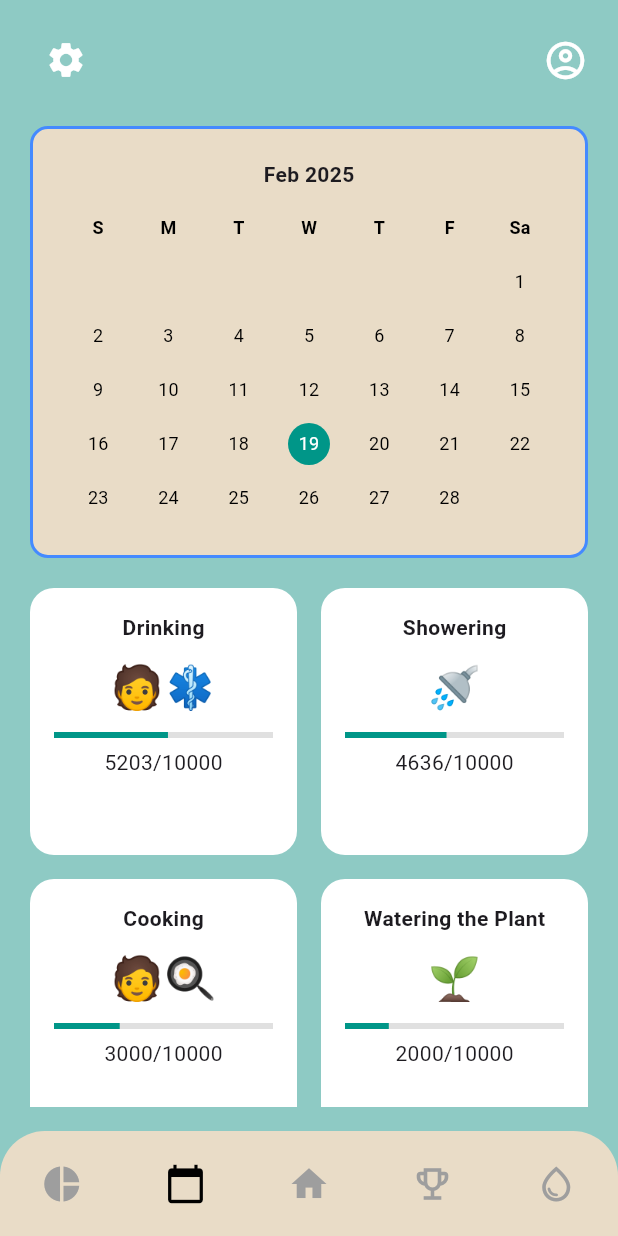
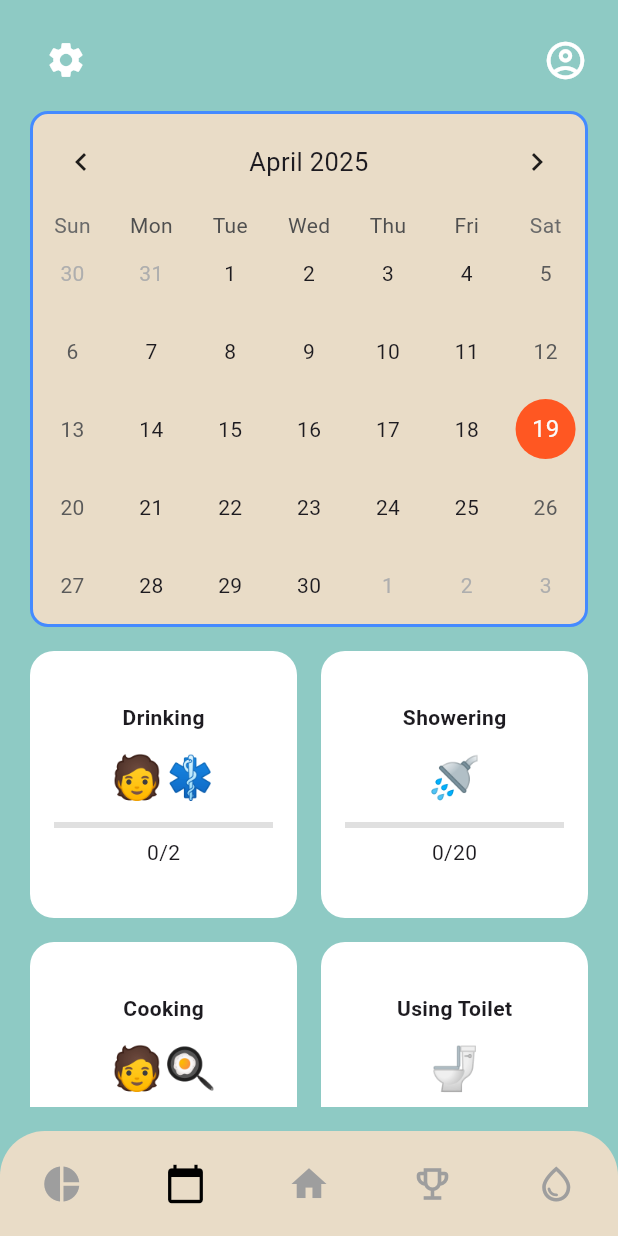
Before and after one commit to 1tshadowz/ITDS283_Sec2_Group12, a Flutter app: the ActivityPage screen opened directly, on a phone screen of 412 x 824 dp. Run offline on Flutter 3.47's test engine with Material 3 defaults, Android fonts, the phone set to English and light mode, and no system bars; drawn by our look-alikes of table_calendar; our stand-ins replace sqflite; accounts and stored records are empty; statements that could not run were skipped.

Commit message:
Update activity.dart

```diff
--- a/lib/pages/activity.dart
+++ b/lib/pages/activity.dart
@@ -1,4 +1,7 @@
 import 'package:flutter/material.dart';
+import 'package:table_calendar/table_calendar.dart';
+import 'package:intl/intl.dart';
+import '../db/db_helper.dart';
 import 'track.dart';
 import 'dashboard.dart';
 import 'achievement.dart';
@@ -13,36 +16,53 @@ class ActivityPage extends StatefulWidget {
 }
 
 class _ActivityPageState extends State<ActivityPage> {
-  int selectedIndex = 1; // Activity is index 1
+  int selectedIndex = 1;
+  DateTime _focusedDay = DateTime.now();
+  DateTime? _selectedDay;
+  Map<String, dynamic> activityData = {
+    'drinking': 0,
+    'showering': 0,
+    'cooking': 0,
+    'planting': 0,
+  };
+
+  @override
+  void initState() {
+    super.initState();
+    _selectedDay = _focusedDay;
+    _loadDataForDate(_selectedDay!);
+  }
 
   void _onItemTapped(int index) {
-    if (index == selectedIndex) {
-      // Refresh the page if tapped again
-      setState(() {});
-      return;
-    }
+    if (index == selectedIndex) return;
 
     setState(() {
       selectedIndex = index;
     });
 
-    if (index == 0) {
-      Navigator.pushReplacement(
-        context,
-        MaterialPageRoute(builder: (_) => const TrackWaterPage()));
-    } else if (index == 2) {
-      Navigator.pushReplacement(
-        context,
-        MaterialPageRoute(builder: (_) => const DashboardPage()));
-    } else if (index == 3) {
-      Navigator.pushReplacement(
-        context,
-        MaterialPageRoute(builder: (_) => const AchievementPage(title: "Achievements")));
-    } else if (index == 4) {
-      Navigator.pushReplacement(
-        context,
-        MaterialPageRoute(builder: (_) => const ProductPage()));
+    switch (index) {
+      case 0:
+        Navigator.pushReplacement(context, MaterialPageRoute(builder: (_) => const TrackWaterPage()));
+        break;
+      case 2:
+        Navigator.pushReplacement(context, MaterialPageRoute(builder: (_) => const DashboardPage()));
+        break;
+      case 3:
+        Navigator.pushReplacement(context, MaterialPageRoute(builder: (_) => const AchievementPage(title: "Achievements")));
+        break;
+      case 4:
+        Navigator.pushReplacement(context, MaterialPageRoute(builder: (_) => const ProductPage()));
+        break;
     }
+  }
+
+  Future<void> _loadDataForDate(DateTime date) async {
+    final String formatted = DateFormat('yyyy-MM-dd').format(date);
+    final data = await DatabaseHelper.instance.getDailySummaryByDate(formatted);
+
+    setState(() {
+      activityData = data;
+    });
   }
 
   @override
@@ -62,58 +82,51 @@ class _ActivityPageState extends State<ActivityPage> {
                 mainAxisAlignment: MainAxisAlignment.spaceBetween,
                 children: [
                   IconButton(
-              icon: const Icon(Icons.settings, color: Colors.white, size: 28),
-              onPressed: () {
-                // Navigate to Settings Page
-                Navigator.push(
-                  context,
-                  MaterialPageRoute(builder: (_) => const SettingPage()), // Navigate to settings
-                );
-              },
-            ),
-                  Icon(Icons.account_circle_outlined, color: Colors.white, size: 30),
+                    icon: const Icon(Icons.settings, color: Colors.white, size: 28),
+                    onPressed: () => Navigator.push(context, MaterialPageRoute(builder: (_) => const SettingPage())),
+                  ),
+                  const Icon(Icons.account_circle_outlined, color: Colors.white, size: 30),
                 ],
               ),
-              const SizedBox(height: 20),
+              const SizedBox(height: 10),
               Container(
-                padding: const EdgeInsets.all(20),
                 decoration: BoxDecoration(
                   color: const Color(0xFFE9DCC7),
                   borderRadius: BorderRadius.circular(12),
                   border: Border.all(color: Colors.blueAccent, width: 2),
                 ),
-                child: Column(
-                  children: [
-                    const Text(
-                      "Feb 2025",
-                      style: TextStyle(fontWeight: FontWeight.bold),
-                    ),
-                    const SizedBox(height: 8),
-                    Table(
-                      children: [
-                        _buildCalendarRow(["S", "M", "T", "W", "T", "F", "Sa"], bold: true),
-                        _buildCalendarRow(["", "", "", "", "", "", "1"]),
-                        _buildCalendarRow(["2", "3", "4", "5", "6", "7", "8"]),
-                        _buildCalendarRow(["9", "10", "11", "12", "13", "14", "15"]),
-                        _buildCalendarRow(["16", "17", "18", "19", "20", "21", "22"], highlight: "19"),
-                        _buildCalendarRow(["23", "24", "25", "26", "27", "28", ""]),
-                      ],
-                    ),
-                  ],
+                child: TableCalendar(
+                  firstDay: DateTime.utc(2024, 1, 1),
+                  lastDay: DateTime.utc(2030, 12, 31),
+                  focusedDay: _focusedDay,
+                  calendarFormat: CalendarFormat.month,
+                  selectedDayPredicate: (day) => isSameDay(_selectedDay, day),
+                  onDaySelected: (selectedDay, focusedDay) {
+                    setState(() {
+                      _selectedDay = selectedDay;
+                      _focusedDay = focusedDay;
+                    });
+                    _loadDataForDate(selectedDay);
+                  },
+                  headerStyle: const HeaderStyle(formatButtonVisible: false, titleCentered: true),
+                  calendarStyle: const CalendarStyle(
+                    todayDecoration: BoxDecoration(color: Colors.teal, shape: BoxShape.circle),
+                    selectedDecoration: BoxDecoration(color: Colors.deepOrange, shape: BoxShape.circle),
+                  ),
                 ),
               ),
-              const SizedBox(height: 20),
+              const SizedBox(height: 16),
               Expanded(
                 child: GridView.count(
                   crossAxisCount: 2,
                   mainAxisSpacing: 16,
                   crossAxisSpacing: 16,
                   childAspectRatio: 1,
-                  children: const [
-                    ActivityCard(label: "Drinking", progress: 5203, goal: 10000, emoji: "🧑‍⚕️"),
-                    ActivityCard(label: "Showering", progress: 4636, goal: 10000, emoji: "🚿"),
-                    ActivityCard(label: "Cooking", progress: 3000, goal: 10000, emoji: "🧑‍🍳"),
-                    ActivityCard(label: "Watering the Plant", progress: 2000, goal: 10000, emoji: "🌱"),
+                  children: [
+                    ActivityCard(label: "Drinking", progress: int.tryParse(activityData['drinking'].toString()) ?? 0, goal: 2, emoji: "🧑‍⚕️"),
+                    ActivityCard(label: "Showering", progress: int.tryParse(activityData['showering'].toString()) ?? 0, goal: 20, emoji: "🚿"),
+                    ActivityCard(label: "Cooking", progress: int.tryParse(activityData['cooking'].toString()) ?? 0, goal: 6, emoji: "🧑‍🍳"),
+                    ActivityCard(label: "Using Toilet", progress: int.tryParse(activityData['using toilet'].toString()) ?? 0, goal: 20, emoji: "🚽"),
                   ],
                 ),
               ),
@@ -121,31 +134,6 @@ class _ActivityPageState extends State<ActivityPage> {
           ),
         ),
       ),
-    );
-  }
-
-  TableRow _buildCalendarRow(List<String> days, {bool bold = false, String? highlight}) {
-    return TableRow(
-      children: days.map((day) {
-        bool isHighlight = day == highlight;
-        return Padding(
-          padding: const EdgeInsets.all(4),
-          child: Center(
-            child: CircleAvatar(
-              backgroundColor: isHighlight ? Colors.teal : Colors.transparent,
-              radius: 14,
-              child: Text(
-                day,
-                style: TextStyle(
-                  fontWeight: bold ? FontWeight.bold : FontWeight.normal,
-                  color: isHighlight ? Colors.white : Colors.black,
-                  fontSize: 12,
-                ),
-              ),
-            ),
-          ),
-        );
-      }).toList(),
     );
   }
 }
@@ -174,7 +162,7 @@ class ActivityCard extends StatelessWidget {
       ),
       padding: const EdgeInsets.all(16),
       child: Column(
-        crossAxisAlignment: CrossAxisAlignment.center,
+        mainAxisAlignment: MainAxisAlignment.center,
         children: [
           Text(label, style: const TextStyle(fontWeight: FontWeight.bold)),
           const SizedBox(height: 10),
@@ -216,10 +204,7 @@ class _CustomBottomNavBar extends StatelessWidget {
       height: 70,
       decoration: const BoxDecoration(
         color: Color(0xFFE9DCC7),
-        borderRadius: BorderRadius.only(
-          topLeft: Radius.circular(30),
-          topRight: Radius.circular(30),
-        ),
+        borderRadius: BorderRadius.only(topLeft: Radius.circular(30), topRight: Radius.circular(30)),
       ),
       child: Row(
         mainAxisAlignment: MainAxisAlignment.spaceAround,
@@ -227,11 +212,7 @@ class _CustomBottomNavBar extends StatelessWidget {
           int idx = entry.key;
           IconData icon = entry.value;
           return IconButton(
-            icon: Icon(
-              icon,
-              size: 28,
-              color: selectedIndex == idx ? Colors.black : Colors.grey,
-            ),
+            icon: Icon(icon, size: 28, color: selectedIndex == idx ? Colors.black : Colors.grey),
             onPressed: () => onItemTapped(idx),
           );
         }).toList(),
```
